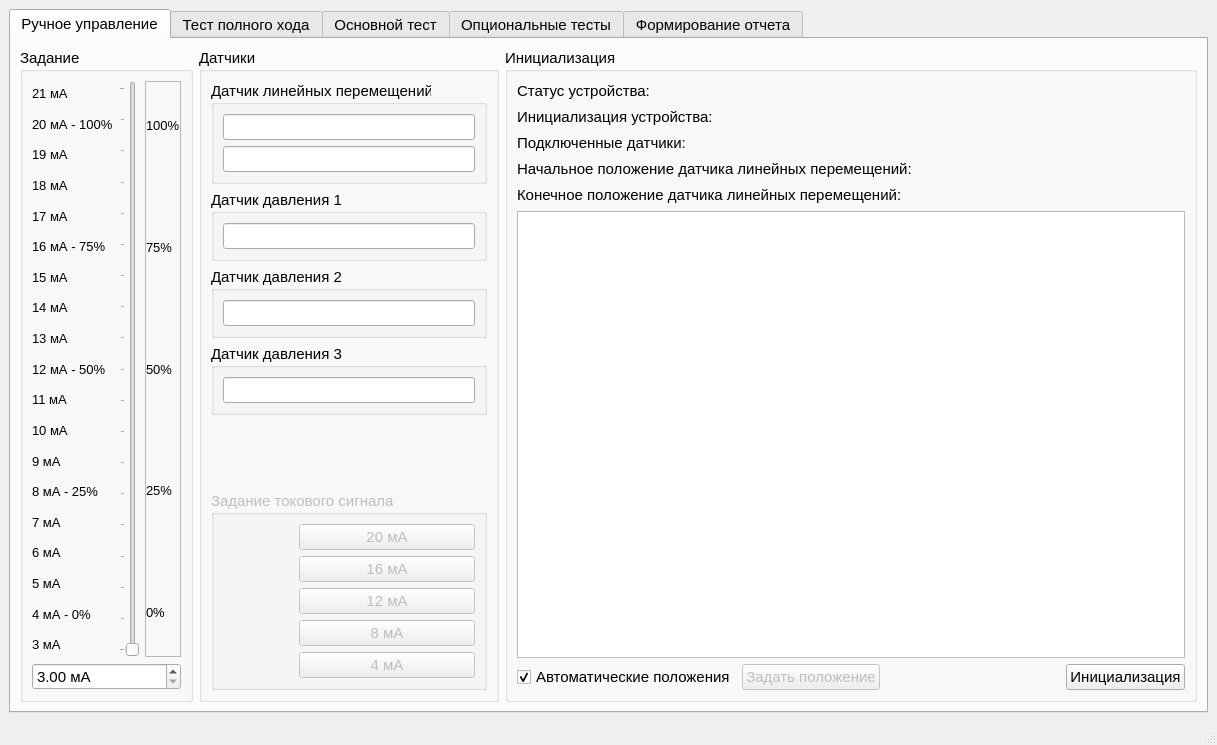
Above: MainWindow.ui from Rekvim/MpiSdk before the change. Below: the same form after it.
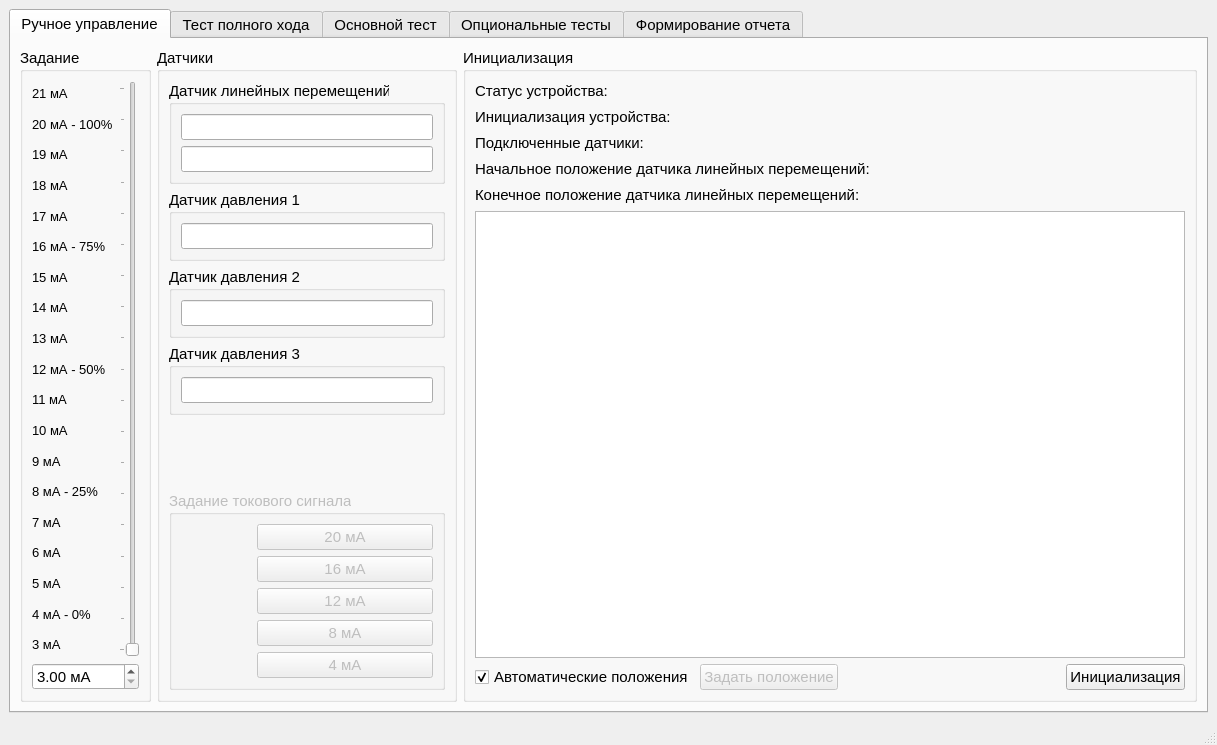
That is the form after the change. The open tabs and pages were chosen to show the change. Icons and pictures are not drawn. Custom widgets are drawn as their Qt base class.

Diff of the .ui file:
```diff
--- a/MainWindow.ui
+++ b/MainWindow.ui
@@ -333,103 +333,6 @@
                </property>
               </widget>
              </item>
-             <item>
-              <widget class="QFrame" name="frame_5">
-               <property name="frameShape">
-                <enum>QFrame::Shape::StyledPanel</enum>
-               </property>
-               <property name="frameShadow">
-                <enum>QFrame::Shadow::Raised</enum>
-               </property>
-               <layout class="QVBoxLayout" name="verticalLayout_2">
-                <property name="spacing">
-                 <number>35</number>
-                </property>
-                <property name="leftMargin">
-                 <number>0</number>
-                </property>
-                <property name="topMargin">
-                 <number>0</number>
-                </property>
-                <property name="rightMargin">
-                 <number>0</number>
-                </property>
-                <property name="bottomMargin">
-                 <number>0</number>
-                </property>
-                <item>
-                 <widget class="QLabel" name="label_signalStrength_4mA_7">
-                  <property name="font">
-                   <font>
-                    <pointsize>10</pointsize>
-                    <bold>false</bold>
-                    <stylestrategy>PreferDefault</stylestrategy>
-                   </font>
-                  </property>
-                  <property name="text">
-                   <string>100%</string>
-                  </property>
-                 </widget>
-                </item>
-                <item>
-                 <widget class="QLabel" name="label_signalStrength_4mA_11">
-                  <property name="font">
-                   <font>
-                    <pointsize>10</pointsize>
-                    <bold>false</bold>
-                    <stylestrategy>PreferDefault</stylestrategy>
-                   </font>
-                  </property>
-                  <property name="text">
-                   <string>75%</string>
-                  </property>
-                 </widget>
-                </item>
-                <item>
-                 <widget class="QLabel" name="label_signalStrength_4mA_10">
-                  <property name="font">
-                   <font>
-                    <pointsize>10</pointsize>
-                    <bold>false</bold>
-                    <stylestrategy>PreferDefault</stylestrategy>
-                   </font>
-                  </property>
-                  <property name="text">
-                   <string>50%</string>
-                  </property>
-                 </widget>
-                </item>
-                <item>
-                 <widget class="QLabel" name="label_signalStrength_4mA_9">
-                  <property name="font">
-                   <font>
-                    <pointsize>10</pointsize>
-                    <bold>false</bold>
-                    <stylestrategy>PreferDefault</stylestrategy>
-                   </font>
-                  </property>
-                  <property name="text">
-                   <string>25%</string>
-                  </property>
-                 </widget>
-                </item>
-                <item>
-                 <widget class="QLabel" name="label_signalStrength_4mA_8">
-                  <property name="font">
-                   <font>
-                    <pointsize>10</pointsize>
-                    <bold>false</bold>
-                    <stylestrategy>PreferDefault</stylestrategy>
-                   </font>
-                  </property>
-                  <property name="text">
-                   <string>0%</string>
-                  </property>
-                 </widget>
-                </item>
-               </layout>
-              </widget>
-             </item>
             </layout>
            </item>
            <item>
```
Left out of the diff: 18 changed lines with no effect on the pictures.
